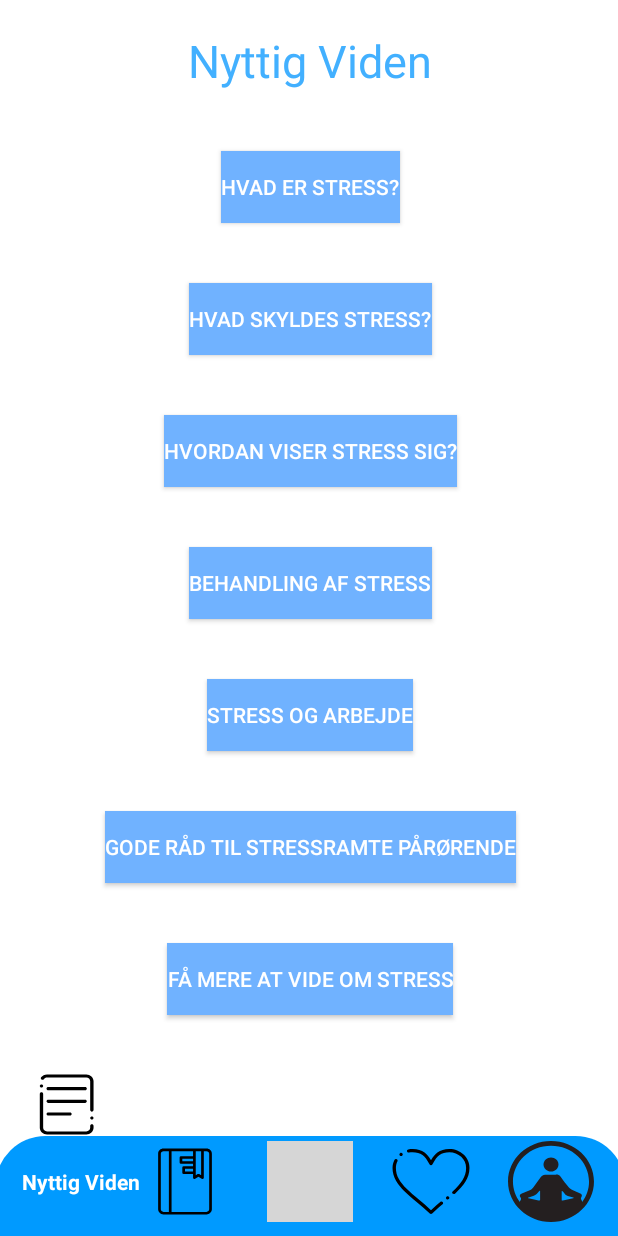
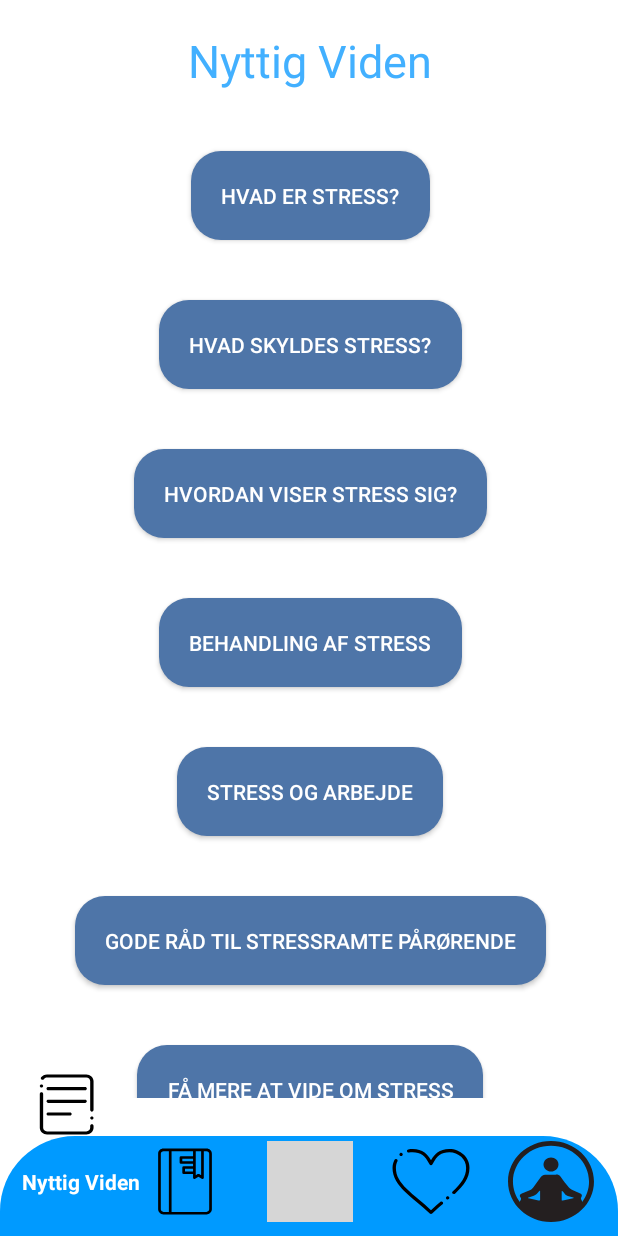
Before and after one commit to asamahayder/Noeglen_gruppe_B4, an Android app: the screen it shows after launch (MainActivity), after a tap on an icon or button, on a phone screen of 412 x 824 dp. Run offline under Robolectric (Android 15) with nearby library versions, the phone set to English and light mode, and no system bars; grey boxes are pictures that could not be loaded.

Commit message:
Navbar tilpasser sig efter størrelsen af skærmen

```diff
--- a/app/src/main/res/drawable/bar.xml
+++ b/app/src/main/res/drawable/bar.xml
@@ -2,7 +2,6 @@
 
     <shape xmlns:android="http://schemas.android.com/apk/res/android"
         android:shape="rectangle">
-        <size android:height="100dp" android:width="630dp"> </size>
         <solid android:color="#009AFF"> </solid>
         <corners android:topLeftRadius="50dp" android:topRightRadius="50dp"/>
     </shape>
--- a/app/src/main/res/layout/activity_mainactivity.xml
+++ b/app/src/main/res/layout/activity_mainactivity.xml
@@ -15,11 +15,22 @@
         android:background="#323232"
         app:layout_constraintEnd_toEndOf="parent"
         app:layout_constraintStart_toStartOf="parent"
-        app:layout_constraintTop_toTopOf="parent" />
+        app:layout_constraintTop_toTopOf="parent" >
+
+        <ScrollView
+            android:layout_width="match_parent"
+            android:layout_height="666dp">
+
+            <LinearLayout
+                android:layout_width="match_parent"
+                android:layout_height="wrap_content"
+                android:orientation="vertical" />
+        </ScrollView>
+    </FrameLayout>
 
     <ImageView
         android:id="@+id/imageView"
-        android:layout_width="422dp"
+        android:layout_width="match_parent"
         android:layout_height="66.5dp"
         app:layout_constraintBottom_toBottomOf="parent"
         app:layout_constraintEnd_toEndOf="parent"
--- a/app/src/main/res/layout/fragment_infomain.xml
+++ b/app/src/main/res/layout/fragment_infomain.xml
@@ -25,8 +25,9 @@
         android:layout_height="wrap_content"
         android:layout_marginTop="40dp"
         android:text="Hvad er stress?"
-        android:background="#70B2FF"
+        android:background="@drawable/img_rounded"
         android:textColor="#ffffff"
+        android:padding="20dp"
         app:layout_constraintEnd_toEndOf="parent"
         app:layout_constraintStart_toStartOf="parent"
         app:layout_constraintTop_toBottomOf="@+id/textView7" />
@@ -37,8 +38,9 @@
         android:layout_height="wrap_content"
         android:layout_marginTop="40dp"
         android:text="Hvad skyldes stress?"
-        android:background="#70B2FF"
+        android:background="@drawable/img_rounded"
         android:textColor="#ffffff"
+        android:padding="20dp"
         app:layout_constraintEnd_toEndOf="parent"
         app:layout_constraintStart_toStartOf="parent"
         app:layout_constraintTop_toBottomOf="@+id/whatsStress" />
@@ -49,8 +51,9 @@
         android:layout_height="wrap_content"
         android:layout_marginTop="40dp"
         android:text="Hvordan viser stress sig?"
-        android:background="#70B2FF"
+        android:background="@drawable/img_rounded"
         android:textColor="#ffffff"
+        android:padding="20dp"
         app:layout_constraintEnd_toEndOf="parent"
         app:layout_constraintStart_toStartOf="parent"
         app:layout_constraintTop_toBottomOf="@+id/causesStress" />
@@ -61,8 +64,9 @@
         android:layout_height="wrap_content"
         android:layout_marginTop="40dp"
         android:text="Behandling af stress"
-        android:background="#70B2FF"
+        android:background="@drawable/img_rounded"
         android:textColor="#ffffff"
+        android:padding="20dp"
         app:layout_constraintEnd_toEndOf="parent"
         app:layout_constraintStart_toStartOf="parent"
         app:layout_constraintTop_toBottomOf="@+id/signStress" />
@@ -73,8 +77,9 @@
         android:layout_height="wrap_content"
         android:layout_marginTop="40dp"
         android:text="Stress og arbejde"
-        android:background="#70B2FF"
+        android:background="@drawable/img_rounded"
         android:textColor="#ffffff"
+        android:padding="20dp"
         app:layout_constraintEnd_toEndOf="parent"
         app:layout_constraintStart_toStartOf="parent"
         app:layout_constraintTop_toBottomOf="@+id/treatmentStress" />
@@ -85,8 +90,9 @@
         android:layout_height="wrap_content"
         android:layout_marginTop="40dp"
         android:text="Gode råd til stressramte pårørende"
-        android:background="#70B2FF"
+        android:background="@drawable/img_rounded"
         android:textColor="#ffffff"
+        android:padding="20dp"
         app:layout_constraintEnd_toEndOf="parent"
         app:layout_constraintStart_toStartOf="parent"
         app:layout_constraintTop_toBottomOf="@+id/workStress" />
@@ -97,9 +103,9 @@
         android:layout_height="wrap_content"
         android:layout_marginTop="40dp"
         android:text="Få mere at vide om stress"
-        android:background="#70B2FF"
+        android:background="@drawable/img_rounded"
         android:textColor="#ffffff"
-
+        android:padding="20dp"
         app:layout_constraintEnd_toEndOf="parent"
         app:layout_constraintStart_toStartOf="parent"
         app:layout_constraintTop_toBottomOf="@+id/adviceStress" />
```
